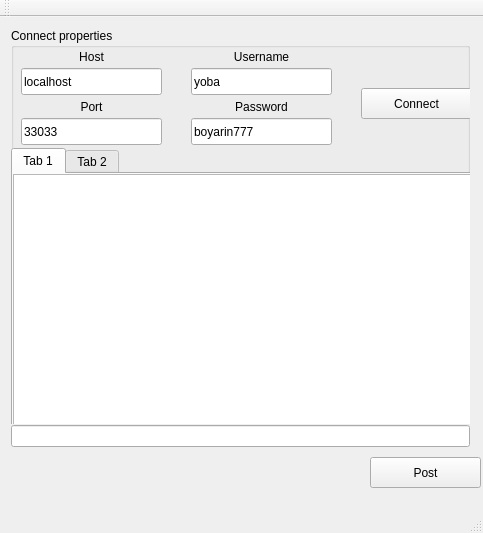
Above: chatwindow.ui from group93492/chat-client before the change. Below: the same form after it.
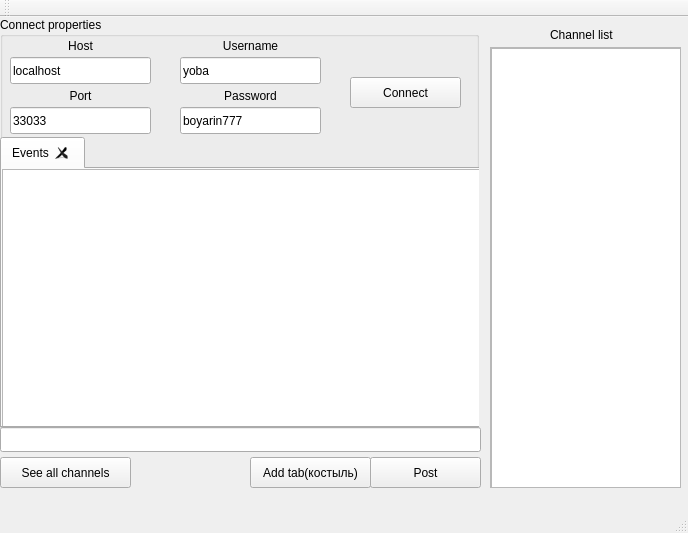
That is the form after the change.

Commit message: Added: Connection properties ui; List of Channels ui; Current channel's list of users.

```diff
--- a/chatwindow.ui
+++ b/chatwindow.ui
@@ -9,7 +9,7 @@
    <rect>
     <x>0</x>
     <y>0</y>
-    <width>483</width>
+    <width>688</width>
     <height>533</height>
    </rect>
   </property>
@@ -21,35 +21,120 @@
   </property>
   <property name="maximumSize">
    <size>
-    <width>483</width>
-    <height>533</height>
+    <width>1440</width>
+    <height>16777215</height>
    </size>
   </property>
   <property name="windowTitle">
-   <string>YOBA-CHAT</string>
+   <string>POHOOI</string>
   </property>
   <property name="tabShape">
    <enum>QTabWidget::Rounded</enum>
   </property>
   <widget class="QWidget" name="centralWidget">
-   <widget class="QWidget" name="verticalLayoutWidget">
+   <widget class="QPushButton" name="postButton">
     <property name="geometry">
      <rect>
+      <x>370</x>
+      <y>440</y>
+      <width>111</width>
+      <height>31</height>
+     </rect>
+    </property>
+    <property name="minimumSize">
+     <size>
+      <width>111</width>
+      <height>31</height>
+     </size>
+    </property>
+    <property name="text">
+     <string>Post</string>
+    </property>
+   </widget>
+   <widget class="QPushButton" name="pushButton">
+    <property name="geometry">
+     <rect>
+      <x>250</x>
+      <y>440</y>
+      <width>121</width>
+      <height>31</height>
+     </rect>
+    </property>
+    <property name="text">
+     <string>Add tab(костыль)</string>
+    </property>
+   </widget>
+   <widget class="QLabel" name="label">
+    <property name="geometry">
+     <rect>
+      <x>550</x>
+      <y>10</y>
+      <width>71</width>
+      <height>16</height>
+     </rect>
+    </property>
+    <property name="text">
+     <string>Channel list</string>
+    </property>
+   </widget>
+   <widget class="QScrollArea" name="scrollArea">
+    <property name="geometry">
+     <rect>
+      <x>490</x>
+      <y>30</y>
+      <width>191</width>
+      <height>441</height>
+     </rect>
+    </property>
+    <property name="horizontalScrollBarPolicy">
+     <enum>Qt::ScrollBarAlwaysOff</enum>
+    </property>
+    <property name="widgetResizable">
+     <bool>true</bool>
+    </property>
+    <widget class="QWidget" name="scrollAreaWidgetContents">
+     <property name="geometry">
+      <rect>
       <x>0</x>
       <y>0</y>
-      <width>481</width>
+       <width>189</width>
+       <height>439</height>
+      </rect>
+     </property>
+     <widget class="QListView" name="listView">
+      <property name="geometry">
+       <rect>
+        <x>0</x>
+        <y>0</y>
+        <width>191</width>
       <height>441</height>
      </rect>
     </property>
-    <layout class="QVBoxLayout" name="verticalLayout" stretch="2,1">
-     <property name="spacing">
-      <number>1</number>
-     </property>
-     <property name="sizeConstraint">
-      <enum>QLayout::SetNoConstraint</enum>
-     </property>
-     <item>
+     </widget>
+    </widget>
+   </widget>
+   <widget class="QPushButton" name="pushButton_2">
+    <property name="geometry">
+     <rect>
+      <x>0</x>
+      <y>440</y>
+      <width>131</width>
+      <height>31</height>
+     </rect>
+    </property>
+    <property name="text">
+     <string>See all channels</string>
+    </property>
+   </widget>
       <widget class="QGroupBox" name="connectPropsGB">
+    <property name="geometry">
+     <rect>
+      <x>0</x>
+      <y>0</y>
+      <width>479</width>
+      <height>411</height>
+     </rect>
+    </property>
        <property name="title">
         <string>Connect properties</string>
        </property>
@@ -191,12 +276,30 @@
           <height>291</height>
          </rect>
         </property>
+     <property name="locale">
+      <locale language="English" country="UnitedStates"/>
+     </property>
+     <property name="tabPosition">
+      <enum>QTabWidget::North</enum>
+     </property>
+     <property name="tabShape">
+      <enum>QTabWidget::Rounded</enum>
+     </property>
         <property name="currentIndex">
          <number>0</number>
         </property>
+     <property name="usesScrollButtons">
+      <bool>true</bool>
+     </property>
+     <property name="tabsClosable">
+      <bool>true</bool>
+     </property>
+     <property name="movable">
+      <bool>false</bool>
+     </property>
         <widget class="QWidget" name="tab">
          <attribute name="title">
-          <string>Tab 1</string>
+       <string>Events</string>
          </attribute>
          <widget class="QTextEdit" name="ChatBrowser">
           <property name="geometry">
@@ -209,37 +312,17 @@
           </property>
          </widget>
         </widget>
-        <widget class="QWidget" name="tab_2">
-         <attribute name="title">
-          <string>Tab 2</string>
-         </attribute>
-        </widget>
-       </widget>
-      </widget>
-     </item>
-     <item>
-      <widget class="QLineEdit" name="messageEdit"/>
-     </item>
-    </layout>
-   </widget>
-   <widget class="QPushButton" name="postButton">
+    </widget>
+   </widget>
+   <widget class="QLineEdit" name="messageEdit">
     <property name="geometry">
      <rect>
-      <x>370</x>
-      <y>440</y>
-      <width>111</width>
-      <height>31</height>
+      <x>0</x>
+      <y>410</y>
+      <width>481</width>
+      <height>25</height>
      </rect>
     </property>
-    <property name="minimumSize">
-     <size>
-      <width>111</width>
-      <height>31</height>
-     </size>
-    </property>
-    <property name="text">
-     <string>Post</string>
-    </property>
    </widget>
   </widget>
   <widget class="QMenuBar" name="menuBar">
@@ -247,7 +330,7 @@
     <rect>
      <x>0</x>
      <y>0</y>
-     <width>483</width>
+     <width>688</width>
      <height>23</height>
     </rect>
    </property>
```
Lines whose indentation alone changed are shown as unchanged. The commit also changes 11 other files.
